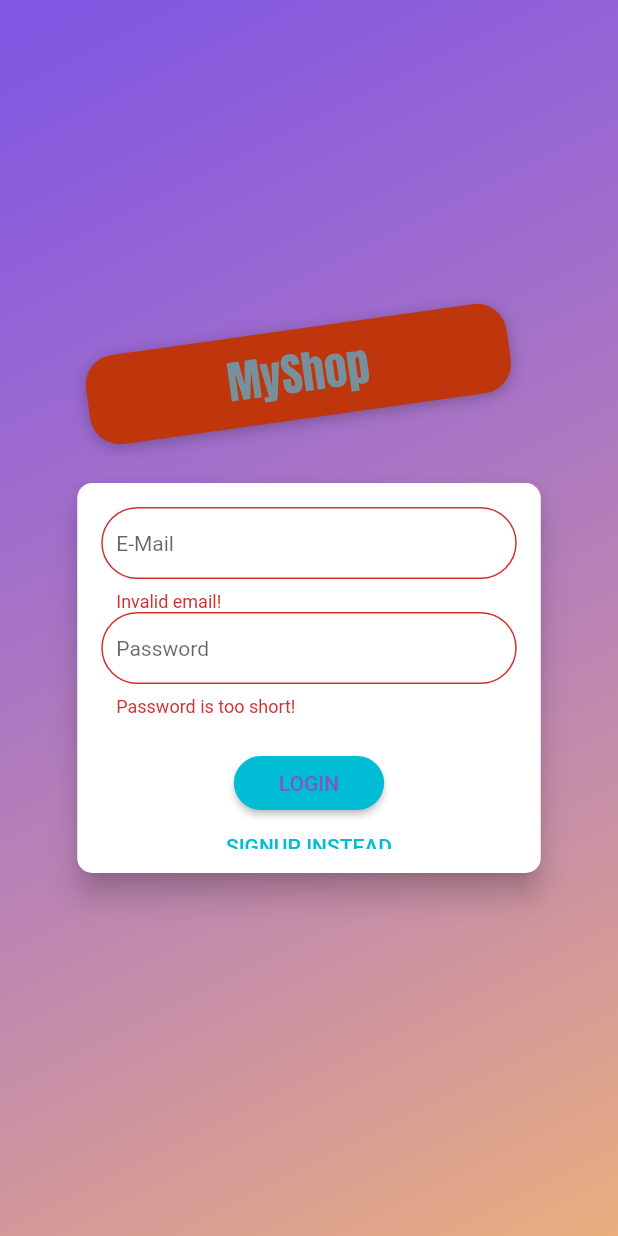
After one commit to DiegoCarvalho75/myshop, a Flutter app: the AuthScreen screen opened directly, after a tap on "LOGIN", on a phone screen of 412 x 824 dp. The commit adds this screen. Run offline on Flutter 3.47's test engine with Material 2 defaults, Android fonts, the phone set to English and light mode, and no system bars; missing offline and left inert: gradient_text.

Commit message:
Floating Card

```diff
--- /dev/null
+++ b/lib/models/http_exception.dart
@@ -0,0 +1,10 @@
+class HttpException implements Exception {
+  final String message;
+
+  HttpException(this.message);
+
+  @override
+  String toString() {
+    return message;
+  }
+}
--- /dev/null
+++ b/lib/provider/auth.dart
@@ -0,0 +1,44 @@
+import 'package:flutter/widgets.dart';
+import 'package:http/http.dart' as http;
+import '../models/http_exception.dart';
+import 'dart:convert';
+
+class Auth with ChangeNotifier {
+  String _token;
+  DateTime _expireDate;
+  String _userId;
+
+  Future<void> _authenticate(
+      String email, String password, String urlSegment) async {
+    final url =
+        'https://identitytoolkit.googleapis.com/v1/accounts:$urlSegment?key=AIzaSyByOKuu8-vI3YL0MJsgUL6fR_BdiB6f6IU';
+    try {
+      final response = await http.post(url,
+          body: json.encode({
+            'email': email,
+            'password': password,
+            'returnSecureToken': true,
+          }));
+      final responseData = json.decode(response.body);
+      if (responseData['error'] != null) {
+        print(responseData['error']);
+        throw HttpException(responseData['error']['message']);
+      }
+    } catch (e) {
+      // print(e);
+      throw e;
+    }
+  }
+
+  Future<void> signup(String email, String password) async {
+    return _authenticate(email, password, 'signUp');
+  }
+
+  Future<void> login(String email, String password) async {
+    return _authenticate(email, password, 'signInWithPassword');
+  }
+}
+
+//  'https://www.googleapis.com/identitytoolkit/v3/relyingparty/$urlSegment?key=xxx';
+//  return _authenticate(email, password, 'signupNewUser');
+//  return _authenticate(email, password, 'verifyPassword');
--- /dev/null
+++ b/lib/screens/auth-screen.dart
@@ -0,0 +1,283 @@
+import 'dart:math';
+
+import 'package:flutter/material.dart';
+import 'package:provider/provider.dart';
+
+import '../models/http_exception.dart';
+import '../provider/auth.dart';
+
+enum AuthMode { Signup, Login }
+
+class AuthScreen extends StatelessWidget {
+  static const routeName = '/auth';
+  static const routeName2 = '/auth2';
+
+  @override
+  Widget build(BuildContext context) {
+    final deviceSize = MediaQuery.of(context).size;
+    // final transformConfig = Matrix4.rotationZ(-8 * pi / 180);
+    // transformConfig.translate(-10.0);
+    return Scaffold(
+      // resizeToAvoidBottomInset: false,
+      body: Stack(
+        children: <Widget>[
+          Container(
+            decoration: BoxDecoration(
+              gradient: LinearGradient(
+                colors: [
+                  Color.fromRGBO(215, 117, 255, 1).withOpacity(0.5),
+                  Color.fromRGBO(255, 188, 117, 1).withOpacity(0.9),
+                ],
+                begin: Alignment.topLeft,
+                end: Alignment.bottomRight,
+                stops: [0, 1],
+              ),
+            ),
+          ),
+          SingleChildScrollView(
+            child: Container(
+              height: deviceSize.height,
+              width: deviceSize.width,
+              child: Column(
+                mainAxisAlignment: MainAxisAlignment.center,
+                crossAxisAlignment: CrossAxisAlignment.center,
+                children: <Widget>[
+                  Flexible(
+                    child: Container(
+                      margin: EdgeInsets.only(bottom: 20.0),
+                      padding:
+                          EdgeInsets.symmetric(vertical: 8.0, horizontal: 94.0),
+                      transform: Matrix4.rotationZ(-8 * pi / 180)
+                        ..translate(-10.0),
+                      // ..translate(-10.0),
+                      decoration: BoxDecoration(
+                        borderRadius: BorderRadius.circular(20),
+                        color: Colors.deepOrange.shade900,
+                        boxShadow: [
+                          BoxShadow(
+                            blurRadius: 8,
+                            color: Colors.black26,
+                            offset: Offset(0, 2),
+                          )
+                        ],
+                      ),
+                      child: Text(
+                        'MyShop',
+                        style: TextStyle(
+                          color: Theme.of(context).textTheme.display1.color,
+                          fontSize: 30,
+                          fontFamily: 'Anton',
+                          fontWeight: FontWeight.normal,
+                        ),
+                      ),
+                    ),
+                  ),
+                  Flexible(
+                    flex: deviceSize.width > 600 ? 2 : 1,
+                    child: AuthCard(),
+                  ),
+                ],
+              ),
+            ),
+          ),
+        ],
+      ),
+    );
+  }
+}
+
+class AuthCard extends StatefulWidget {
+  const AuthCard({
+    Key key,
+  }) : super(key: key);
+
+  @override
+  _AuthCardState createState() => _AuthCardState();
+}
+
+class _AuthCardState extends State<AuthCard> {
+  final GlobalKey<FormState> _formKey = GlobalKey();
+  AuthMode _authMode = AuthMode.Login;
+  Map<String, String> _authData = {
+    'email': '',
+    'password': '',
+  };
+  var _isLoading = false;
+  var _errorMsg = "";
+  final _passwordController = TextEditingController();
+
+  void _showErrorDialog(String message, key) {
+    showDialog(
+      context: context,
+      builder: (ctx) => AlertDialog(
+        key: key,
+        actions: <Widget>[
+          IconButton(
+            icon: Icon(Icons.close),
+            onPressed: () {
+              Navigator.of(ctx).pop();
+            },
+          ),
+        ],
+        title: Text(
+          message,
+          // style: Theme.of(context).textTheme.body1,
+        ),
+      ),
+    );
+  }
+
+  Future<void> _submit() async {
+    if (!_formKey.currentState.validate()) {
+      return;
+    }
+    _formKey.currentState.save();
+    setState(() {
+      _isLoading = true;
+    });
+
+    // diegocarvalho75@gmail.com
+
+    try {
+      if (_authMode == AuthMode.Login) {
+        await Provider.of<Auth>(context, listen: false).login(
+          _authData['email'],
+          _authData['password'],
+        );
+        // Log user in
+      } else {
+        // Sign user up
+        await Provider.of<Auth>(context, listen: false).signup(
+          _authData['email'],
+          _authData['password'],
+        );
+      }
+    } on HttpException catch (error) {
+      // print(error);
+      if (error.toString().contains('EMAIL_NOT_FOUND')) {
+        _errorMsg = 'Email não emcontrado.';
+      } else if (error.toString().contains('INVALID_PASSWORD')) {
+        _errorMsg = 'Senha inválida.';
+      } else if (error.toString().contains('INVALID_EMAIL')) {
+        _errorMsg = 'Email inválido.';
+      } else if (error.toString().contains('EMAIL_EXISTS')) {
+        _errorMsg = 'Email JÁ EXISTE.';
+      } else if (error.toString().contains('TOO_MANY_ATTEMPTS_TRY_LATER')) {
+        _errorMsg = 'Tente mais tarde.';
+      } else
+        _errorMsg = 'Falha';
+    } catch (e) {
+      _errorMsg = 'Não pôde autenticar.';
+    }
+    // print(_errorMsg);
+    _showErrorDialog(_errorMsg, widget.key);
+    setState(() {
+      // _errorMsg = "";
+      _isLoading = false;
+    });
+  }
+
+  void _switchAuthMode() {
+    if (_authMode == AuthMode.Login) {
+      setState(() {
+        _authMode = AuthMode.Signup;
+      });
+    } else {
+      setState(() {
+        _authMode = AuthMode.Login;
+      });
+    }
+  }
+
+  @override
+  Widget build(BuildContext context) {
+    final deviceSize = MediaQuery.of(context).size;
+
+    return Card(
+      shape: RoundedRectangleBorder(
+        borderRadius: BorderRadius.circular(10.0),
+      ),
+      elevation: 8.0,
+      child: Container(
+        height: _authMode == AuthMode.Signup ? 320 : 260,
+        constraints:
+            BoxConstraints(minHeight: _authMode == AuthMode.Signup ? 320 : 260),
+        width: deviceSize.width * 0.75,
+        padding: EdgeInsets.all(16.0),
+        child: Form(
+          key: _formKey,
+          child: SingleChildScrollView(
+            child: Column(
+              children: <Widget>[
+                TextFormField(
+                  decoration: InputDecoration(labelText: 'E-Mail'),
+                  keyboardType: TextInputType.emailAddress,
+                  validator: (value) {
+                    if (value.isEmpty || !value.contains('@')) {
+                      return 'Invalid email!';
+                    }
+                  },
+                  onSaved: (value) {
+                    _authData['email'] = value;
+                  },
+                ),
+                TextFormField(
+                  decoration: InputDecoration(labelText: 'Password'),
+                  obscureText: true,
+                  controller: _passwordController,
+                  validator: (value) {
+                    if (value.isEmpty || value.length < 5) {
+                      return 'Password is too short!';
+                    }
+                  },
+                  onSaved: (value) {
+                    _authData['password'] = value;
+                  },
+                ),
+                if (_authMode == AuthMode.Signup)
+                  TextFormField(
+                    enabled: _authMode == AuthMode.Signup,
+                    decoration: InputDecoration(labelText: 'Confirm Password'),
+                    obscureText: true,
+                    validator: _authMode == AuthMode.Signup
+                        ? (value) {
+                            if (value != _passwordController.text) {
+                              return 'Passwords do not match!';
+                            }
+                          }
+                        : null,
+                  ),
+                SizedBox(
+                  height: 20,
+                ),
+                if (_isLoading)
+                  CircularProgressIndicator()
+                else
+                  RaisedButton(
+                    child:
+                        Text(_authMode == AuthMode.Login ? 'LOGIN' : 'SIGN UP'),
+                    onPressed: _submit,
+                    shape: RoundedRectangleBorder(
+                      borderRadius: BorderRadius.circular(30),
+                    ),
+                    padding:
+                        EdgeInsets.symmetric(horizontal: 30.0, vertical: 8.0),
+                    color: Theme.of(context).primaryColor,
+                    textColor: Theme.of(context).primaryTextTheme.button.color,
+                  ),
+                FlatButton(
+                  child: Text(
+                      '${_authMode == AuthMode.Login ? 'SIGNUP' : 'LOGIN'} INSTEAD'),
+                  onPressed: _switchAuthMode,
+                  padding: EdgeInsets.symmetric(horizontal: 30.0, vertical: 4),
+                  materialTapTargetSize: MaterialTapTargetSize.shrinkWrap,
+                  textColor: Theme.of(context).primaryColor,
+                ),
+              ],
+            ),
+          ),
+        ),
+      ),
+    );
+  }
+}
--- /dev/null
+++ b/lib/utils/toHex.dart
@@ -0,0 +1,13 @@
+import 'package:flutter/material.dart';
+
+class HexColor extends Color {
+  static int _getColorFromHex(String hexColor) {
+    hexColor = hexColor.toUpperCase().replaceAll("#", "");
+    if (hexColor.length == 6) {
+      hexColor = "FF" + hexColor;
+    }
+    return int.parse(hexColor, radix: 16);
+  }
+
+  HexColor(final String hexColor) : super(_getColorFromHex(hexColor));
+}
--- a/pubspec.yaml
+++ b/pubspec.yaml
@@ -22,6 +22,7 @@ dependencies:
   provider: ^3.1.0
   intl: ^0.16.0
   http: ^0.12.0+2
+  gradient_text: ^1.0.2
 
   # The following adds the Cupertino Icons font to your application.
   # Use with the CupertinoIcons class for iOS style icons.
```
Also changed, not shown: Untitled-1.json (added, +1 -0 lines), lib/main.dart (+25 -3 lines), lib/provider/orders.dart (+54 -3 lines), lib/provider/products.dart (+44 -2 lines), lib/screens/cart_screen.dart (+41 -11 lines), lib/screens/orders_screen.dart (+20 -5 lines), lib/screens/products_overview_screen.dart (+6 -5 lines), lib/teste/teste.dart (added, +79 -0 lines), lib/widgets/badge.dart (+3 -5 lines), lib/widgets/order_item.dart (+8 -7 lines), lib/widgets/product_item.dart (+6 -6 lines), lib/widgets/user_product_item.dart (+13 -3 lines), pubspec.lock.
